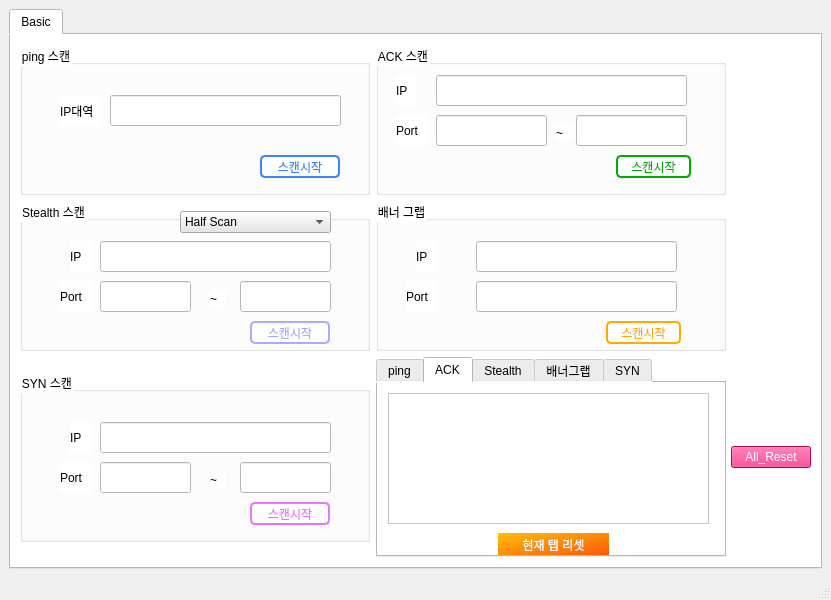
Old version of the form Reboot scanner/scan_design.ui in the repository KIMJOONSIG/reboot1.
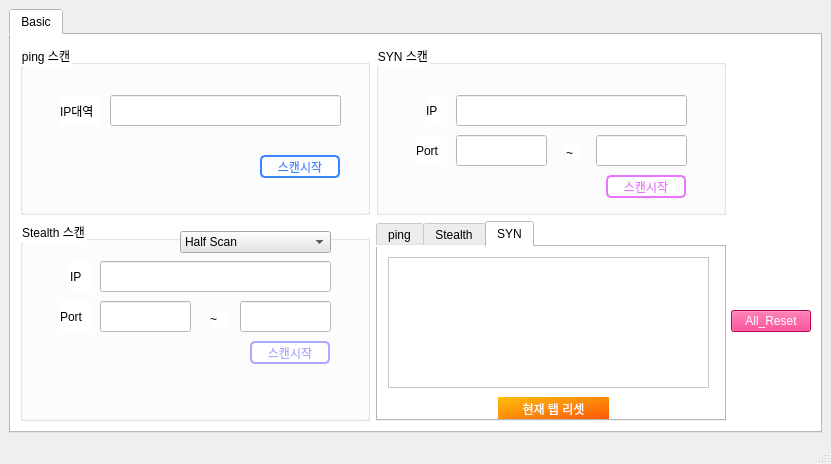
New version of the form. The open tabs and pages were chosen to show the change.

What changed in the file:
```diff
--- a/Reboot scanner/scan_design.ui
+++ b/Reboot scanner/scan_design.ui
@@ -7,7 +7,7 @@
     <x>0</x>
     <y>0</y>
     <width>831</width>
-    <height>596</height>
+    <height>460</height>
    </rect>
   </property>
   <property name="sizePolicy">
@@ -57,152 +57,6 @@
        <layout class="QVBoxLayout" name="verticalLayout">
         <item>
          <layout class="QGridLayout" name="gridLayout">
-          <item row="1" column="0">
-           <widget class="QGroupBox" name="groupBox_stealth">
-            <property name="title">
-             <string>Stealth 스캔</string>
-            </property>
-            <widget class="QComboBox" name="combo_stealth">
-             <property name="geometry">
-              <rect>
-               <x>160</x>
-               <y>10</y>
-               <width>151</width>
-               <height>22</height>
-              </rect>
-             </property>
-             <property name="styleSheet">
-              <string notr="true">background-color:rgb(230, 230, 230);</string>
-             </property>
-             <item>
-              <property name="text">
-               <string>Half Scan</string>
-              </property>
-             </item>
-             <item>
-              <property name="text">
-               <string>Xmas Scan</string>
-              </property>
-             </item>
-             <item>
-              <property name="text">
-               <string>Fin Scan</string>
-              </property>
-             </item>
-             <item>
-              <property name="text">
-               <string>Null Scan</string>
-              </property>
-             </item>
-            </widget>
-            <widget class="QLabel" name="lbl_stealth_ip">
-             <property name="geometry">
-              <rect>
-               <x>50</x>
-               <y>40</y>
-               <width>21</width>
-               <height>31</height>
-              </rect>
-             </property>
-             <property name="styleSheet">
-              <string notr="true"/>
-             </property>
-             <property name="text">
-              <string>IP</string>
-             </property>
-            </widget>
-            <widget class="QLabel" name="lbl_stealth_port">
-             <property name="geometry">
-              <rect>
-               <x>40</x>
-               <y>80</y>
-               <width>31</width>
-               <height>31</height>
-              </rect>
-             </property>
-             <property name="styleSheet">
-              <string notr="true"/>
-             </property>
-             <property name="text">
-              <string>Port</string>
-             </property>
-            </widget>
-            <widget class="QLineEdit" name="input_stealth_ip">
-             <property name="geometry">
-              <rect>
-               <x>80</x>
-               <y>40</y>
-               <width>231</width>
-               <height>31</height>
-              </rect>
-             </property>
-            </widget>
-            <widget class="QLineEdit" name="stealth_start_port">
-             <property name="geometry">
-              <rect>
-               <x>80</x>
-               <y>80</y>
-               <width>91</width>
-               <height>31</height>
-              </rect>
-             </property>
-            </widget>
-            <widget class="QLineEdit" name="stealth_end_port">
-             <property name="geometry">
-              <rect>
-               <x>220</x>
-               <y>80</y>
-               <width>91</width>
-               <height>31</height>
-              </rect>
-             </property>
-            </widget>
-            <widget class="QLabel" name="label_2">
-             <property name="geometry">
-              <rect>
-               <x>190</x>
-               <y>90</y>
-               <width>16</width>
-               <height>16</height>
-              </rect>
-             </property>
-             <property name="text">
-              <string>~</string>
-             </property>
-            </widget>
-            <widget class="QPushButton" name="btn_stealth">
-             <property name="geometry">
-              <rect>
-               <x>230</x>
-               <y>120</y>
-               <width>80</width>
-               <height>23</height>
-              </rect>
-             </property>
-             <property name="sizePolicy">
-              <sizepolicy hsizetype="Fixed" vsizetype="Fixed">
-               <horstretch>0</horstretch>
-               <verstretch>0</verstretch>
-              </sizepolicy>
-             </property>
-             <property name="minimumSize">
-              <size>
-               <width>80</width>
-               <height>0</height>
-              </size>
-             </property>
-             <property name="styleSheet">
-              <string notr="true">color:rgb(170, 170, 255);
-	background-color: white;
-	border: 2px solid rgb(170, 170, 255);
-	border-radius: 5px;</string>
-             </property>
-             <property name="text">
-              <string>스캔시작</string>
-             </property>
-            </widget>
-           </widget>
-          </item>
           <item row="0" column="0">
            <widget class="QGroupBox" name="groupBox_ping">
             <property name="minimumSize">
@@ -269,120 +123,18 @@
             </widget>
            </widget>
           </item>
-          <item row="0" column="1" colspan="2">
-           <widget class="QGroupBox" name="groupBox_ack">
-            <property name="sizePolicy">
-             <sizepolicy hsizetype="Fixed" vsizetype="Fixed">
-              <horstretch>0</horstretch>
-              <verstretch>0</verstretch>
-             </sizepolicy>
+          <item row="2" column="2">
+           <widget class="QPushButton" name="btn_allreset">
+            <property name="styleSheet">
+             <string notr="true">color: white;
+	background-color:rgb(255, 0, 110);</string>
             </property>
-            <property name="minimumSize">
-             <size>
-              <width>350</width>
-              <height>150</height>
-             </size>
+            <property name="text">
+             <string>All_Reset</string>
             </property>
-            <property name="title">
-             <string>ACK 스캔</string>
-            </property>
-            <widget class="QLabel" name="lbl_stealth_ip_2">
-             <property name="geometry">
-              <rect>
-               <x>20</x>
-               <y>30</y>
-               <width>21</width>
-               <height>31</height>
-              </rect>
-             </property>
-             <property name="styleSheet">
-              <string notr="true"/>
-             </property>
-             <property name="text">
-              <string>IP</string>
-             </property>
-            </widget>
-            <widget class="QLineEdit" name="input_ack_ip">
-             <property name="geometry">
-              <rect>
-               <x>60</x>
-               <y>30</y>
-               <width>251</width>
-               <height>31</height>
-              </rect>
-             </property>
-            </widget>
-            <widget class="QLabel" name="lbl_stealth_port_2">
-             <property name="geometry">
-              <rect>
-               <x>20</x>
-               <y>70</y>
-               <width>31</width>
-               <height>31</height>
-              </rect>
-             </property>
-             <property name="styleSheet">
-              <string notr="true"/>
-             </property>
-             <property name="text">
-              <string>Port</string>
-             </property>
-            </widget>
-            <widget class="QLineEdit" name="ack_start_port">
-             <property name="geometry">
-              <rect>
-               <x>60</x>
-               <y>70</y>
-               <width>111</width>
-               <height>31</height>
-              </rect>
-             </property>
-            </widget>
-            <widget class="QLineEdit" name="ack_end_port">
-             <property name="geometry">
-              <rect>
-               <x>200</x>
-               <y>70</y>
-               <width>111</width>
-               <height>31</height>
-              </rect>
-             </property>
-            </widget>
-            <widget class="QLabel" name="label">
-             <property name="geometry">
-              <rect>
-               <x>180</x>
-               <y>80</y>
-               <width>16</width>
-               <height>16</height>
-              </rect>
-             </property>
-             <property name="text">
-              <string>~</string>
-             </property>
-            </widget>
-            <widget class="QPushButton" name="btn_ack">
-             <property name="geometry">
-              <rect>
-               <x>240</x>
-               <y>110</y>
-               <width>75</width>
-               <height>23</height>
-              </rect>
-             </property>
-             <property name="styleSheet">
-              <string notr="true">color: rgb(0, 170, 0);
-	background-color: white;
-	border: 2px solid rgb(0, 170, 0);
-	border-radius: 5px;</string>
-             </property>
-             <property name="text">
-              <string>스캔시작</string>
-             </property>
-            </widget>
            </widget>
           </item>
-          <item row="2" column="0">
+          <item row="0" column="1">
            <widget class="QGroupBox" name="groupBox_syn">
             <property name="sizePolicy">
              <sizepolicy hsizetype="Minimum" vsizetype="Fixed">
@@ -507,37 +259,48 @@
             </widget>
            </widget>
           </item>
-          <item row="1" column="1" colspan="2">
-           <widget class="QGroupBox" name="groupBox_banner">
-            <property name="sizePolicy">
-             <sizepolicy hsizetype="Fixed" vsizetype="Fixed">
-              <horstretch>0</horstretch>
-              <verstretch>0</verstretch>
-             </sizepolicy>
-            </property>
-            <property name="minimumSize">
-             <size>
-              <width>350</width>
-              <height>150</height>
-             </size>
-            </property>
+          <item row="2" column="0">
+           <widget class="QGroupBox" name="groupBox_stealth">
             <property name="title">
-             <string>배너 그랩</string>
+             <string>Stealth 스캔</string>
             </property>
-            <widget class="QLineEdit" name="banner_ip">
+            <widget class="QComboBox" name="combo_stealth">
              <property name="geometry">
               <rect>
-               <x>100</x>
-               <y>40</y>
-               <width>201</width>
-               <height>31</height>
+               <x>160</x>
+               <y>10</y>
+               <width>151</width>
+               <height>22</height>
               </rect>
              </property>
+             <property name="styleSheet">
+              <string notr="true">background-color:rgb(230, 230, 230);</string>
+             </property>
+             <item>
+              <property name="text">
+               <string>Half Scan</string>
+              </property>
+             </item>
+             <item>
+              <property name="text">
+               <string>Xmas Scan</string>
+              </property>
+             </item>
+             <item>
+              <property name="text">
+               <string>Fin Scan</string>
+              </property>
+             </item>
+             <item>
+              <property name="text">
+               <string>Null Scan</string>
+              </property>
+             </item>
             </widget>
-            <widget class="QLabel" name="lbl_stealth_ip_4">
+            <widget class="QLabel" name="lbl_stealth_ip">
              <property name="geometry">
               <rect>
-               <x>40</x>
+               <x>50</x>
                <y>40</y>
                <width>21</width>
                <height>31</height>
@@ -550,20 +313,10 @@
               <string>IP</string>
              </property>
             </widget>
-            <widget class="QLineEdit" name="banner_port">
+            <widget class="QLabel" name="lbl_stealth_port">
              <property name="geometry">
               <rect>
-               <x>100</x>
-               <y>80</y>
-               <width>201</width>
-               <height>31</height>
-              </rect>
-             </property>
-            </widget>
-            <widget class="QLabel" name="port">
-             <property name="geometry">
-              <rect>
-               <x>30</x>
+               <x>40</x>
                <y>80</y>
                <width>31</width>
                <height>31</height>
@@ -576,12 +329,55 @@
               <string>Port</string>
              </property>
             </widget>
-            <widget class="QPushButton" name="btn_banner">
+            <widget class="QLineEdit" name="input_stealth_ip">
+             <property name="geometry">
+              <rect>
+               <x>80</x>
+               <y>40</y>
+               <width>231</width>
+               <height>31</height>
+              </rect>
+             </property>
+            </widget>
+            <widget class="QLineEdit" name="stealth_start_port">
+             <property name="geometry">
+              <rect>
+               <x>80</x>
+               <y>80</y>
+               <width>91</width>
+               <height>31</height>
+              </rect>
+             </property>
+            </widget>
+            <widget class="QLineEdit" name="stealth_end_port">
+             <property name="geometry">
+              <rect>
+               <x>220</x>
+               <y>80</y>
+               <width>91</width>
+               <height>31</height>
+              </rect>
+             </property>
+            </widget>
+            <widget class="QLabel" name="label_2">
+             <property name="geometry">
+              <rect>
+               <x>190</x>
+               <y>90</y>
+               <width>16</width>
+               <height>16</height>
+              </rect>
+             </property>
+             <property name="text">
+              <string>~</string>
+             </property>
+            </widget>
+            <widget class="QPushButton" name="btn_stealth">
              <property name="geometry">
               <rect>
                <x>230</x>
                <y>120</y>
-               <width>75</width>
+               <width>80</width>
                <height>23</height>
               </rect>
              </property>
@@ -591,10 +387,16 @@
                <verstretch>0</verstretch>
               </sizepolicy>
              </property>
+             <property name="minimumSize">
+              <size>
+               <width>80</width>
+               <height>0</height>
+              </size>
+             </property>
              <property name="styleSheet">
-              <string notr="true">	color: rgb(255, 170, 0);
+              <string notr="true">color:rgb(170, 170, 255);
 	background-color: white;
-	border: 2px solid rgb(255, 170, 0);
+	border: 2px solid rgb(170, 170, 255);
 	border-radius: 5px;</string>
              </property>
              <property name="text">
@@ -618,7 +420,7 @@
              </size>
             </property>
             <property name="currentIndex">
-             <number>4</number>
+             <number>2</number>
             </property>
             <widget class="QWidget" name="tab">
              <attribute name="title">
@@ -653,39 +455,6 @@
               </property>
              </widget>
             </widget>
-            <widget class="QWidget" name="tab_2">
-             <attribute name="title">
-              <string>ACK</string>
-             </attribute>
-             <widget class="QTextBrowser" name="output_ack">
-              <property name="geometry">
-               <rect>
-                <x>10</x>
-                <y>10</y>
-                <width>321</width>
-                <height>131</height>
-               </rect>
-              </property>
-             </widget>
-             <widget class="QPushButton" name="btn_ack_reset">
-              <property name="geometry">
-               <rect>
-                <x>120</x>
-                <y>150</y>
-                <width>111</width>
-                <height>23</height>
-               </rect>
-              </property>
-              <property name="styleSheet">
-               <string notr="true">color: white;
-	background-color: qlineargradient(spread:pad, x1:0, y1:0, x2:1, y2:1, stop:0 rgba(255, 190, 11, 255), stop:1 rgba(251, 86, 7, 255));
-	border-radius: 20px;</string>
-              </property>
-              <property name="text">
-               <string>현재 탭 리셋</string>
-              </property>
-             </widget>
-            </widget>
             <widget class="QWidget" name="tab_3">
              <attribute name="title">
               <string>Stealth</string>
@@ -719,39 +488,6 @@
               </property>
              </widget>
             </widget>
-            <widget class="QWidget" name="tab_4">
-             <attribute name="title">
-              <string>배너그랩</string>
-             </attribute>
-             <widget class="QTextBrowser" name="output_banner">
-              <property name="geometry">
-               <rect>
-                <x>10</x>
-                <y>10</y>
-                <width>321</width>
-                <height>131</height>
-               </rect>
-              </property>
-             </widget>
-             <widget class="QPushButton" name="btn_banner_reset">
-              <property name="geometry">
-               <rect>
-                <x>120</x>
-                <y>150</y>
-                <width>111</width>
-                <height>23</height>
-               </rect>
-              </property>
-              <property name="styleSheet">
-               <string notr="true">color: white;
-	background-color: qlineargradient(spread:pad, x1:0, y1:0, x2:1, y2:1, stop:0 rgba(255, 190, 11, 255), stop:1 rgba(251, 86, 7, 255));
-	border-radius: 20px;</string>
-              </property>
-              <property name="text">
-               <string>현재 탭 리셋</string>
-              </property>
-             </widget>
-            </widget>
             <widget class="QWidget" name="tab_5">
              <attribute name="title">
               <string>SYN</string>
@@ -787,17 +523,6 @@
             </widget>
            </widget>
           </item>
-          <item row="2" column="2">
-           <widget class="QPushButton" name="btn_allreset">
-            <property name="styleSheet">
-             <string notr="true">color: white;
-	background-color:rgb(255, 0, 110);</string>
-            </property>
-            <property name="text">
-             <string>All_Reset</string>
-            </property>
-           </widget>
-          </item>
          </layout>
         </item>
        </layout>
```
